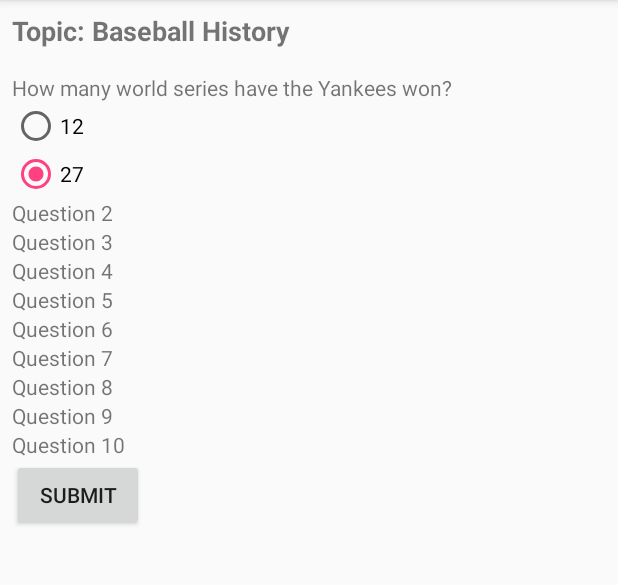
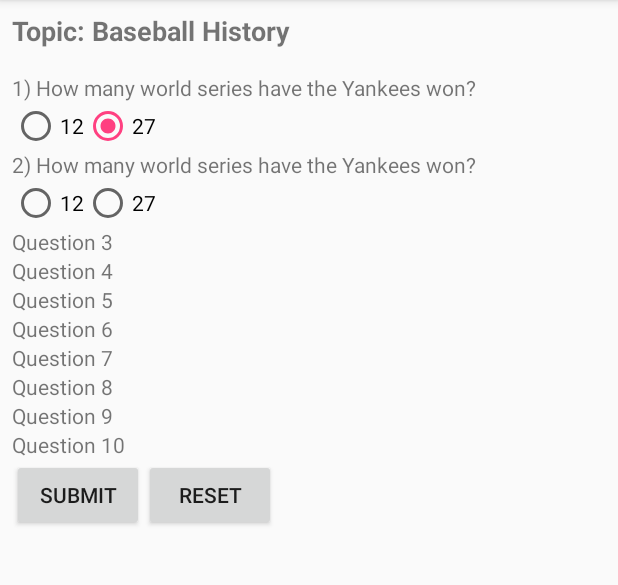
Before and after one commit to uenvymenow/QuizApp, an Android app: the screen it shows after launch (MainActivity), after a tap on "SUBMIT", on a phone screen of 412 x 824 dp, the part 84-669 px from its top. Run offline under Robolectric (Android 15) with nearby library versions, the phone set to English and light mode, and no system bars; 2 other taps on this screen came first.

Commit message:
Added the second question and answer set, the calculation comes up correct
1) Need to find out how to reset th comes up correct

1) Need to find out how to reset the radioButtons
2) After resetting the radioButtons will need to reset the
correctAnswers count

```diff
--- a/app/src/main/java/com/example/android/quizapplication/MainActivity.java
+++ b/app/src/main/java/com/example/android/quizapplication/MainActivity.java
@@ -8,8 +8,7 @@ import android.widget.Toast;
 
 public class MainActivity extends AppCompatActivity {
 
-    int percentCorrect = 0;
-    int totalQuestions = 1;
+    int totalQuestions = 2;
     int correctAnswers = 0;
 
     @Override
@@ -21,7 +20,7 @@ public class MainActivity extends AppCompatActivity {
     // called from the onClick for the submit_answers_button in activity_main.xml
     public void submitAnswers(View view) {
         // Calls the display method
-        displayMessage(percentCorrect);
+        displayMessage();
     }
 
     public void question1RadioButton(View view) {
@@ -42,20 +41,48 @@ public class MainActivity extends AppCompatActivity {
         }
     }
 
-    public int calculateFinalScore(int correctAnswers, int totalQuestions) {
-        double finalScore = (double) correctAnswers / (double) totalQuestions;
-        int percentCorrect = (int) finalScore * 100;
+    public void question2RadioButton(View view) {
+        // Import radio buttons for question 1
+        RadioButton questionTwoCorrectRB = findViewById(R.id.questionTwoCorrect);
+        RadioButton questionTwoIncorrectRB = findViewById(R.id.questionTwoIncorrect);
+
+        // Check which radio button was clicked
+        switch (view.getId()) {
+            case R.id.questionTwoCorrect:
+                if (questionTwoCorrectRB.isChecked())
+                    correctAnswers += 1;
+                break;
+            case R.id.questionTwoIncorrect:
+                if (questionTwoIncorrectRB.isChecked()) {
+                    break;
+                }
+        }
+    }
+
+    public int calculateFinalScore(int answersCorrect, int questionTotal) {
+        int percentCorrect = (int) (((double) answersCorrect / (double) questionTotal) * 100);
         return percentCorrect;
     }
 
-    public void displayMessage(int finalPercentage) {
+    public void displayMessage() {
         Toast.makeText(this, "Your final score is " + calculateFinalScore(correctAnswers, totalQuestions) + "%", Toast.LENGTH_SHORT).show();
-        resetScores();
     }
 
-    public void resetScores() {
-        percentCorrect = 0;
-        totalQuestions = 1;
+    public void resetScores(View view) {
         correctAnswers = 0;
+
+        radioGroup1Clear();
+
+        RadioButton questionOneIncorrectRB = findViewById(R.id.questionOneIncorrect);
+        RadioButton questionTwoCorrectRB = findViewById(R.id.questionTwoCorrect);
+        RadioButton questionTwoIncorrectRB = findViewById(R.id.questionTwoIncorrect);
+        questionOneIncorrectRB.setChecked(false);
+        questionTwoCorrectRB.setChecked(false);
+        questionTwoIncorrectRB.setChecked(false);
+    }
+
+    public void radioGroup1Clear(View view){
+        RadioButton radioGroupOneClear = findViewById(R.id.radioGroup1);
+        radioGroupOneClear.clearCheck();
     }
 }
--- a/app/src/main/res/layout/activity_main.xml
+++ b/app/src/main/res/layout/activity_main.xml
@@ -44,11 +44,13 @@
                     android:id="@+id/question_1_text_view"
                     android:layout_width="wrap_content"
                     android:layout_height="wrap_content"
-                    android:text="How many world series have the Yankees won?" />
+                    android:text="1) How many world series have the Yankees won?" />
 
                 <RadioGroup
+                    android:id="@+id/radioGroup1"
                     android:layout_width="wrap_content"
-                    android:layout_height="wrap_content">
+                    android:layout_height="wrap_content"
+                    android:orientation="horizontal">
 
                     <RadioButton
                         android:id="@+id/questionOneIncorrect"
@@ -65,13 +67,35 @@
                         android:onClick="question1RadioButton"/>
                 </RadioGroup>
 
+                <!-- Question 2 -->
+                <TextView
+                    android:id="@+id/question_2_text_view"
+                    android:layout_width="wrap_content"
+                    android:layout_height="wrap_content"
+                    android:text="2) How many world series have the Yankees won?" />
+
+                <RadioGroup
+                    android:layout_width="wrap_content"
+                    android:layout_height="wrap_content"
+                    android:orientation="horizontal">
+
+                    <RadioButton
+                        android:id="@+id/questionTwoIncorrect"
+                        android:layout_width="wrap_content"
+                        android:layout_height="wrap_content"
+                        android:text="12"
+                        android:onClick="question2RadioButton"/>
+
+                    <RadioButton
+                        android:id="@+id/questionTwoCorrect"
+                        android:layout_width="wrap_content"
+                        android:layout_height="wrap_content"
+                        android:text="27"
+                        android:onClick="question2RadioButton"/>
+                </RadioGroup>
+
             </LinearLayout>
 
-            <TextView
-                android:id="@+id/question_2_text_view"
-                android:layout_width="wrap_content"
-                android:layout_height="wrap_content"
-                android:text="Question 2" />
 
             <TextView
                 android:id="@+id/question_3_text_view"
@@ -125,7 +149,8 @@
 
         <LinearLayout
             android:layout_width="wrap_content"
-            android:layout_height="wrap_content">
+            android:layout_height="wrap_content"
+            android:orientation="horizontal">
 
             <Button
                 android:id="@+id/submit_answers_button"
@@ -134,6 +159,13 @@
                 android:onClick="submitAnswers"
                 android:text="Submit" />
 
+            <Button
+                android:id="@+id/reset_scores_button"
+                android:layout_width="wrap_content"
+                android:layout_height="wrap_content"
+                android:onClick="resetScores"
+                android:text="Reset"/>
+
         </LinearLayout>
     </LinearLayout>
 </ScrollView>
```
